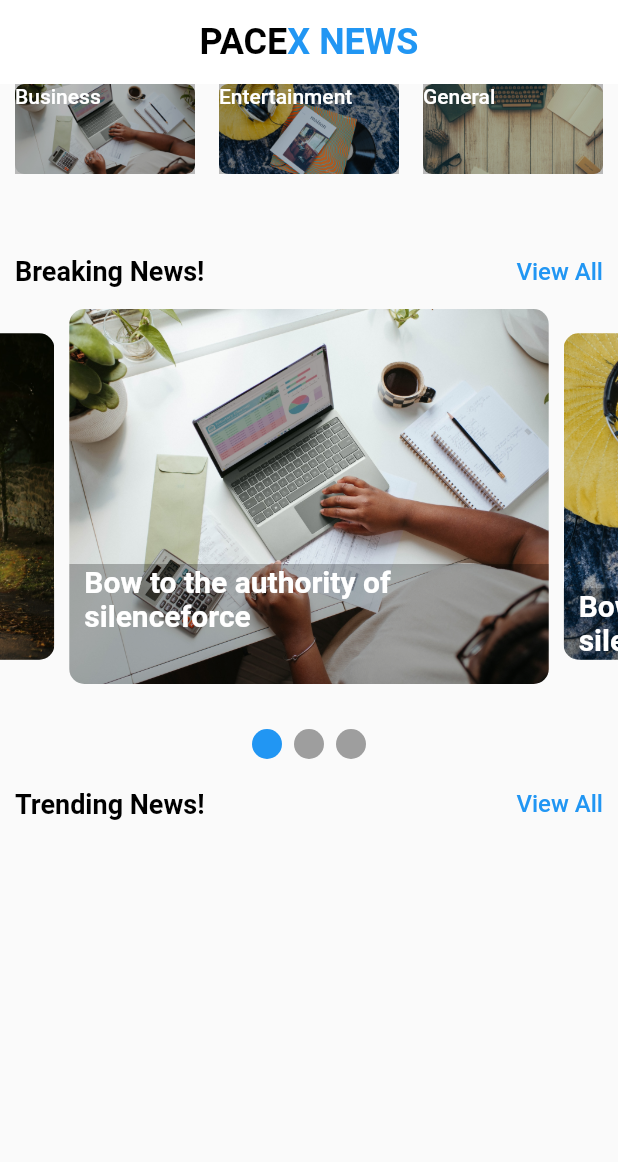
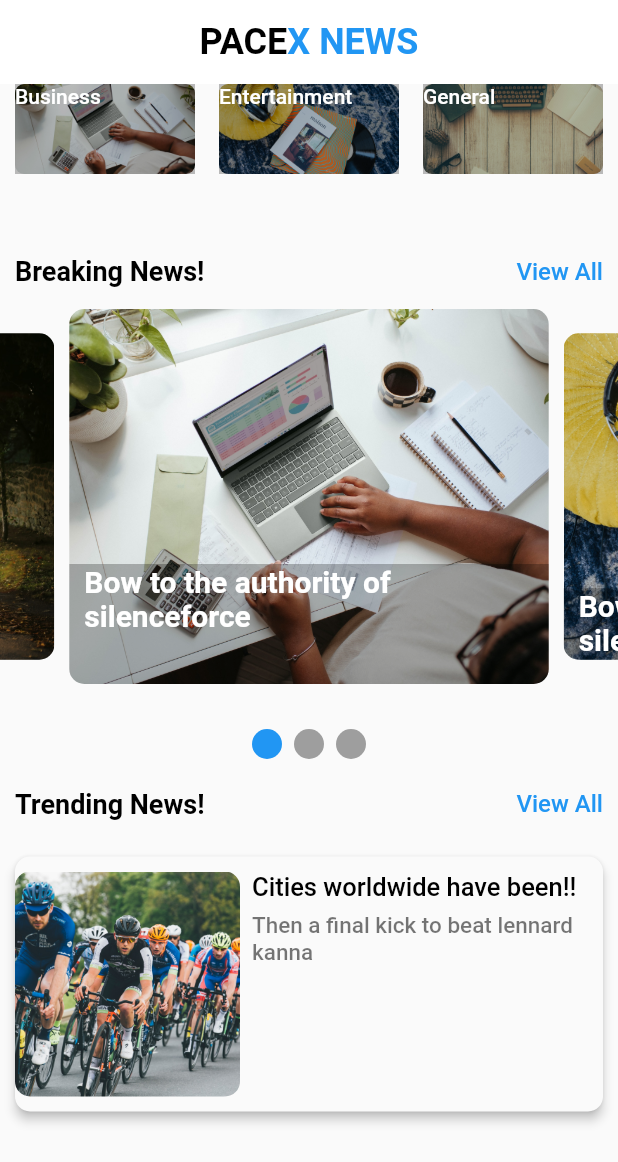
Before and after one commit to shakeelahammedabdulla/PACE-X, a Flutter app: the screen it shows after launch, on a phone screen of 412 x 824 dp. Shown: the top 1162 px of the screen. Run offline on Flutter 3.47's test engine with Material 2 defaults, Android fonts, the phone set to English and light mode, and no system bars; drawn by our look-alikes of carousel_slider, smooth_page_indicator.

Commit message:
trending box ui

```diff
--- a/lib/pages/home.dart
+++ b/lib/pages/home.dart
@@ -131,10 +131,10 @@ class _HomeState extends State<Home> {
             Center(child: buildIndicator(activeIndex, sliders)),
             Column(
               children: [
-                SizedBox(
+                const SizedBox(
                   height: 5.0,
                 ),
-                Padding(
+                const Padding(
                   padding: EdgeInsets.only(left: 10.0, right: 10.0),
                   child: Row(
                     mainAxisAlignment: MainAxisAlignment.spaceBetween,
@@ -161,6 +161,66 @@ class _HomeState extends State<Home> {
                     ],
                   ),
                 ),
+           const SizedBox(
+                  height: 10,
+                ),
+                Padding(
+                  padding: const EdgeInsets.symmetric(horizontal: 10),
+                  child: Material(
+                    elevation: 3.0,
+                    borderRadius: BorderRadius.circular(10),
+                    child: Padding(
+                      padding: const EdgeInsets.symmetric(vertical: 10.0),
+                      child: Row(
+                        crossAxisAlignment: CrossAxisAlignment.start,
+                        children: [
+                          Container(
+                              child: ClipRRect(
+                            borderRadius: BorderRadius.circular(10),
+                            child: Image.asset(
+                              "images/sport.jpg",
+                              height: 150,
+                              width: 150,
+                              fit: BoxFit.cover,
+                            ),
+                          )),
+                     const SizedBox(
+                            width: 8.0,
+                          ),
+                          Column(
+                            children: [
+                              Container(
+                                width: MediaQuery.of(context).size.width / 1.8,
+                                child: const Text(
+                                  "Cities worldwide have been!!",
+                                  style: TextStyle(
+                                    color: Colors.black,
+                                    fontWeight: FontWeight.w500,
+                                    fontSize: 17,
+                                  ),
+                                ),
+                              ),
+                            const SizedBox(
+                                height: 7.0,
+                              ),
+                              Container(
+                                width: MediaQuery.of(context).size.width / 1.8,
+                                child: const Text(
+                                  "Then a final kick to beat lennard kanna",
+                                  style: TextStyle(
+                                    color: Colors.black54,
+                                    fontWeight: FontWeight.w500,
+                                    fontSize: 15,
+                                  ),
+                                ),
+                              ),
+                            ],
+                          ),
+                        ],
+                      ),
+                    ),
+                  ),
+                )
               ],
             )
           ],
--- a/pubspec.yaml
+++ b/pubspec.yaml
@@ -72,12 +72,13 @@ flutter:
   uses-material-design: true
 
   assets:
+    - images/building.jpg
     - images/business.jpg
     - images/entertainment.jpg
     - images/general.jpg
     - images/health.jpg
     - images/sport.jpg
-
+    - images/science.jpg
 
 
   # An image asset can refer to one or more resolution-specific "variants", see
```
